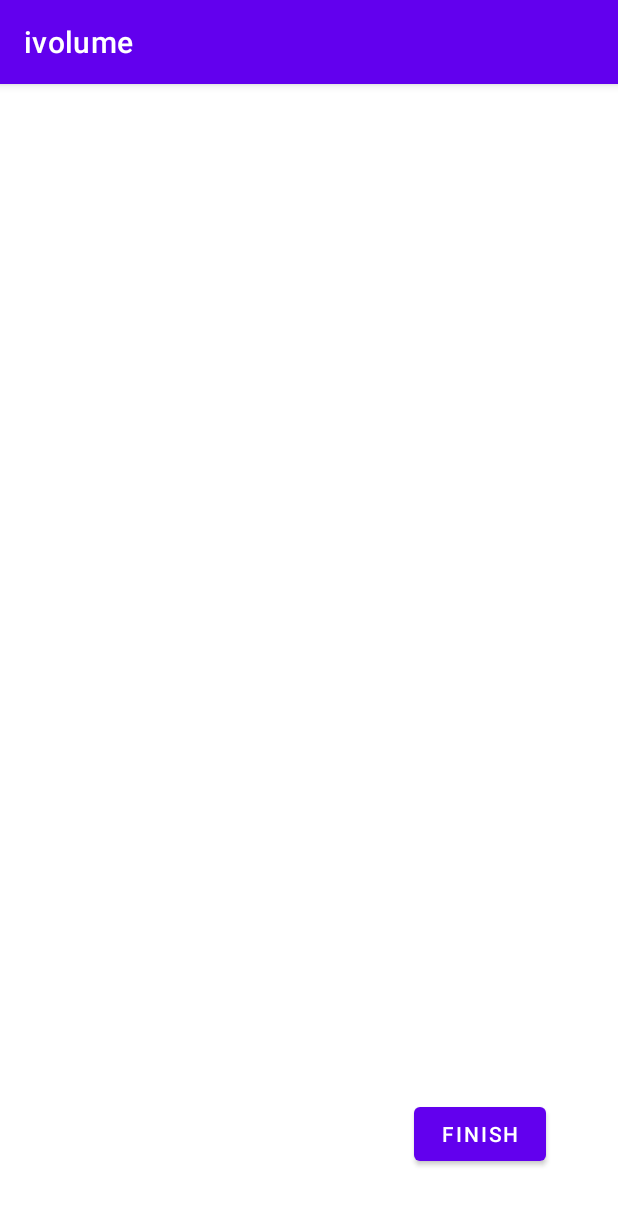
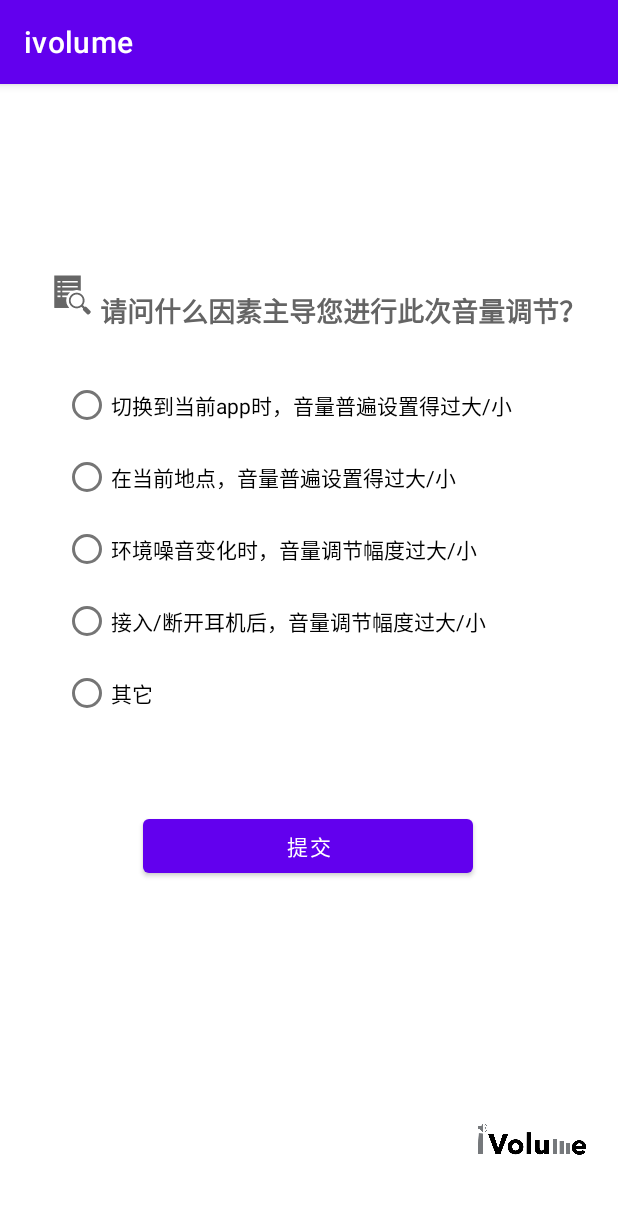
Before and after one commit to meiyu/iVolume, an Android app: the screen it shows after launch (Questionnaire_Activity), after a tap on "TESTBUTTON", on a phone screen of 412 x 824 dp. Shown: the top 1205 px of the screen. Run offline under Robolectric (Android 15) with nearby library versions, the light colour scheme and no system bars.

Commit message:
添加问卷

```diff
--- a/app/src/main/java/com/ivolume/ivolume/MainActivity.java
+++ b/app/src/main/java/com/ivolume/ivolume/MainActivity.java
@@ -237,6 +237,12 @@ public class MainActivity extends AppCompatActivity {
 
         // initialization
         initialize();
+
+        //尝试获得问卷结果,不是从问卷界面返回时answer=-1
+        Intent intent = getIntent();
+        int answer = intent.getIntExtra(Questionnaire_Activity.Questionnaire_Answer,-1);
+        Log.d(LOG_TAG, "Questionnaire_Answer = "+Integer.toString(answer));
+
     }
 
     @Override
--- a/app/src/main/java/com/ivolume/ivolume/Questionnaire_Activity.java
+++ b/app/src/main/java/com/ivolume/ivolume/Questionnaire_Activity.java
@@ -12,16 +12,42 @@ import android.view.View;
 @RequiresApi(api = Build.VERSION_CODES.S)
 public class Questionnaire_Activity extends AppCompatActivity {
     private static final String LOG_TAG = Questionnaire_Activity.class.getSimpleName();
+    public static final String Questionnaire_Answer =
+            "Questionnaire_Activity.extra.Questionnaire_Answer";
+    private int answer = -1; //    问卷选择结果
+
     @Override
     protected void onCreate(Bundle savedInstanceState) {
         super.onCreate(savedInstanceState);
         setContentView(R.layout.activity_questionnaire);
     }
 
-
+    ///点击提交按钮时
     public void launchSecondActivity(View view) {
         Intent intent = new Intent(this, MainActivity.class);
+        intent.putExtra(Questionnaire_Answer, answer);
         Log.d(LOG_TAG, "Button clicked! Jump to MainActivity");
         startActivity(intent);
     }
+
+    public void click_answer_1(View view) {
+        answer = 1;
+    }
+
+    public void click_answer_2(View view) {
+        answer = 2;
+    }
+
+    public void click_answer_3(View view) {
+        answer = 3;
+    }
+
+    public void click_answer_4(View view) {
+        answer = 4;
+    }
+
+    public void click_answer_5(View view) {
+        answer = -1;
+    }
+
 }
--- a/app/src/main/res/layout/activity_questionnaire.xml
+++ b/app/src/main/res/layout/activity_questionnaire.xml
@@ -8,12 +8,123 @@
 
     <Button
         android:id="@+id/button5"
+        android:layout_width="220dp"
+        android:layout_height="48dp"
+        android:layout_marginBottom="236dp"
+        android:onClick="launchSecondActivity"
+        android:text="@string/upload_answer"
+        app:layout_constraintBottom_toBottomOf="parent"
+        app:layout_constraintEnd_toEndOf="parent"
+        app:layout_constraintHorizontal_bias="0.497"
+        app:layout_constraintStart_toStartOf="parent" />
+
+    <RadioGroup
+        android:id="@+id/radioGroup"
+        android:layout_width="326dp"
+        android:layout_height="240dp"
+        app:layout_constraintBottom_toBottomOf="parent"
+        app:layout_constraintEnd_toEndOf="parent"
+        app:layout_constraintHorizontal_bias="0.49"
+        app:layout_constraintStart_toStartOf="parent"
+        app:layout_constraintTop_toTopOf="parent"
+        app:layout_constraintVertical_bias="0.36">
+
+        <RadioButton
+            android:id="@+id/selectButton1"
+            android:layout_width="match_parent"
+            android:layout_height="wrap_content"
+            android:clickable="true"
+            android:onClick="click_answer_1"
+            android:text="@string/answer_app"
+            android:textColorHighlight="#6200ED"
+            android:textColorLink="#6200ED" />
+
+        <RadioButton
+            android:id="@+id/selectButton2"
+            android:layout_width="match_parent"
+            android:layout_height="wrap_content"
+            android:clickable="true"
+            android:onClick="click_answer_2"
+            android:text="@string/answer_location"
+            android:textColorHighlight="#6200ED"
+            android:textColorLink="#6200ED" />
+
+        <RadioButton
+            android:id="@+id/selectButton3"
+            android:layout_width="match_parent"
+            android:layout_height="wrap_content"
+            android:onClick="click_answer_3"
+            android:text="@string/answer_noise"
+            android:textColorHighlight="#6200ED"
+            android:textColorLink="#6200ED" />
+
+        <RadioButton
+            android:id="@+id/selectButton4"
+            android:layout_width="match_parent"
+            android:layout_height="wrap_content"
+            android:clickable="true"
+            android:onClick="click_answer_4"
+            android:text="@string/answer_device"
+            android:textColorHighlight="#6200ED"
+            android:textColorLink="#6200ED" />
+
+        <RadioButton
+            android:id="@+id/selectButton5"
+            android:layout_width="match_parent"
+            android:layout_height="wrap_content"
+            android:clickable="true"
+            android:onClick="click_answer_5"
+            android:text="@string/answer_others"
+            android:textColorHighlight="#6200ED"
+            android:textColorLink="#6200ED" />
+
+    </RadioGroup>
+
+    <TextView
+        android:id="@+id/textView2"
+        android:layout_width="334dp"
+        android:layout_height="32dp"
+        android:accessibilityHeading="false"
+        android:background="#00C3C3C3"
+        android:fontFamily="sans-serif"
+        android:text="@string/question"
+        android:textAlignment="center"
+        android:textAllCaps="false"
+        android:textAppearance="@style/TextAppearance.AppCompat.Body1"
+        android:textColor="#646464"
+        android:textSize="18sp"
+        android:textStyle="bold"
+        android:typeface="normal"
+        app:layout_constraintBottom_toTopOf="@+id/radioGroup"
+        app:layout_constraintEnd_toEndOf="parent"
+        app:layout_constraintHorizontal_bias="0.792"
+        app:layout_constraintStart_toStartOf="parent"
+        app:layout_constraintTop_toTopOf="parent"
+        app:layout_constraintVertical_bias="0.868" />
+
+    <ImageView
+        android:id="@+id/imageView"
+        android:layout_width="137dp"
+        android:layout_height="139dp"
+        android:layout_marginTop="632dp"
+        android:contentDescription="logo"
+        app:layout_constraintEnd_toEndOf="parent"
+        app:layout_constraintHorizontal_bias="1.0"
+        app:layout_constraintStart_toStartOf="parent"
+        app:layout_constraintTop_toTopOf="parent"
+        app:srcCompat="@drawable/ivolume_logo" />
+
+    <ImageView
+        android:id="@+id/imageView3"
         android:layout_width="wrap_content"
         android:layout_height="wrap_content"
-        android:layout_marginEnd="48dp"
-        android:layout_marginBottom="44dp"
-        android:onClick="launchSecondActivity"
-        android:text="@string/finish"
+        android:contentDescription="icon"
         app:layout_constraintBottom_toBottomOf="parent"
-        app:layout_constraintEnd_toEndOf="parent" />
+        app:layout_constraintEnd_toStartOf="@+id/textView2"
+        app:layout_constraintHorizontal_bias="1.0"
+        app:layout_constraintStart_toStartOf="parent"
+        app:layout_constraintTop_toTopOf="parent"
+        app:layout_constraintVertical_bias="0.167"
+        app:srcCompat="?android:attr/actionModeFindDrawable" />
+
 </androidx.constraintlayout.widget.ConstraintLayout>
--- a/app/src/main/res/values/strings.xml
+++ b/app/src/main/res/values/strings.xml
@@ -10,4 +10,11 @@
     <string name="hello_first_fragment">Hello first fragment</string>
     <string name="hello_second_fragment">Hello second fragment. Arg: %1$s</string>
     <string name="finish">Finish</string>
+    <string name="upload_answer">提交</string>
+    <string name="answer_app">切换到当前app时，音量普遍设置得过大/小</string>
+    <string name="answer_location">在当前地点，音量普遍设置得过大/小</string>
+    <string name="answer_noise">环境噪音变化时，音量调节幅度过大/小</string>
+    <string name="answer_device">接入/断开耳机后，音量调节幅度过大/小</string>
+    <string name="answer_others">其它</string>
+    <string name="question">请问什么因素主导您进行此次音量调节？</string>
 </resources>
```
Also changed, not shown: app/src/main/res/drawable-v24/ivolume_logo.png (added).
